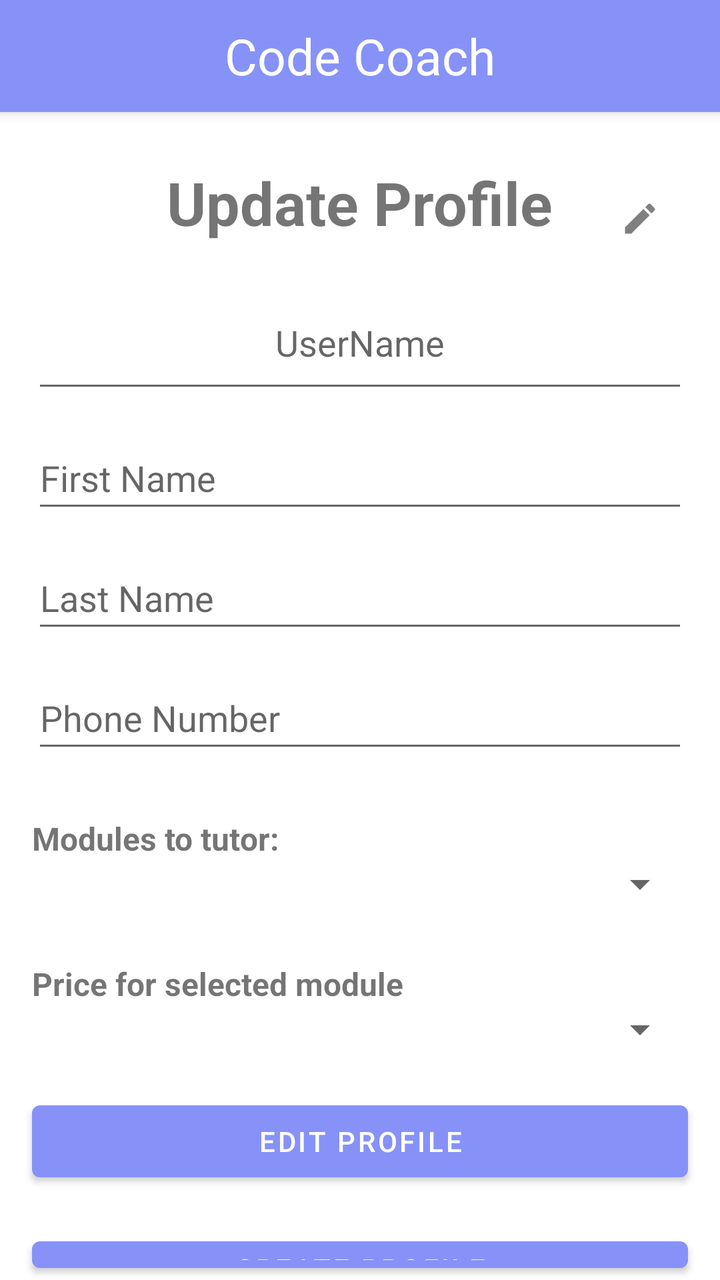
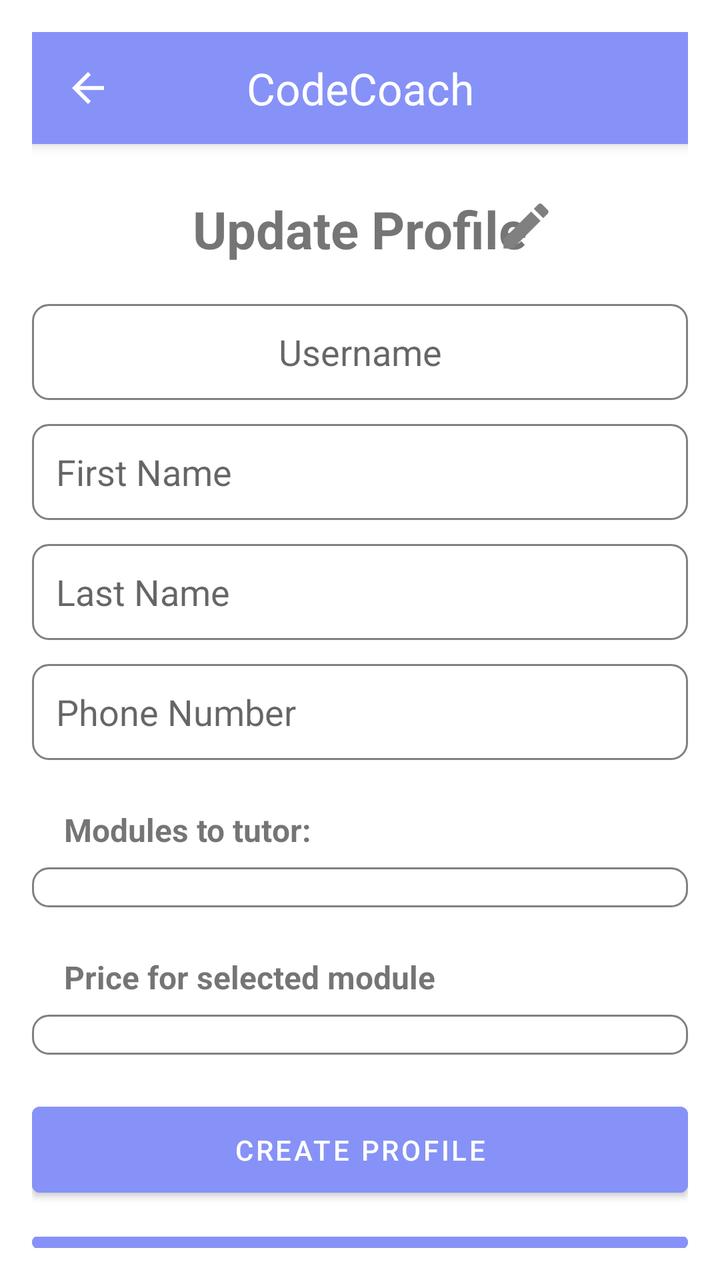

The first picture is an Android layout as it rendered before a commit; the second is the same layout after the commit. The layout source and the unified diff follow.
<!-- AndroidManifest.xml: application theme Theme.CC -->
<!-- res/layout/activity_tutor_profile.xml -->
<RelativeLayout
    xmlns:android="http://schemas.android.com/apk/res/android"
    xmlns:app="http://schemas.android.com/apk/res-auto"
    xmlns:tools="http://schemas.android.com/tools"
    android:id="@+id/main"
    android:layout_width="match_parent"
    android:layout_height="match_parent"
    tools:context=".TutorProfileActivity">

    <androidx.appcompat.widget.Toolbar
        android:id="@+id/topToolbar"
        android:layout_width="match_parent"
        android:layout_height="wrap_content"
        android:background="@color/lavender"
        app:contentInsetStartWithNavigation="0dp"
        android:elevation="4dp"
        android:theme="@style/ThemeOverlay.AppCompat.ActionBar">

        <TextView
            android:id="@+id/toolbarTitle"
            android:layout_width="wrap_content"
            android:layout_height="wrap_content"
            android:layout_gravity="center"
            android:text="Code Coach"
            android:textColor="@color/white"
            android:textSize="25sp"
            android:layout_marginStart="16dp"/>
    </androidx.appcompat.widget.Toolbar>

    <TextView
        android:id="@+id/updateProfileTitle"
        android:layout_width="wrap_content"
        android:layout_height="wrap_content"
        android:layout_below="@id/topToolbar"
        android:layout_centerHorizontal="true"
        android:layout_marginTop="25dp"
        android:text="Update Profile"
        android:textSize="30sp"
        android:textStyle="bold"/>

    <ImageView
        android:id="@+id/editIcon"
        android:layout_width="20dp"
        android:layout_height="wrap_content"
        android:layout_alignParentEnd="true"
        android:layout_marginEnd="30dp"
        android:layout_alignBottom="@id/updateProfileTitle"
        android:src="@drawable/edit"/>

    <EditText
        android:id="@+id/userName"
        android:layout_width="match_parent"
        android:layout_height="60dp"
        android:layout_below="@id/updateProfileTitle"
        android:layout_marginTop="20dp"
        android:layout_marginStart="16dp"
        android:layout_marginEnd="16dp"
        android:hint="UserName"
        android:gravity="center"
        android:padding="10dp" />

    <EditText
        android:id="@+id/editTextFirstName"
        android:layout_width="match_parent"
        android:layout_height="48dp"
        android:layout_below="@id/userName"
        android:layout_marginTop="12dp"
        android:layout_marginStart="16dp"
        android:layout_marginEnd="16dp"
        android:hint="@string/first_name" />

    <EditText
        android:id="@+id/editTextLastName"
        android:layout_width="match_parent"
        android:layout_height="48dp"
        android:layout_below="@id/editTextFirstName"
        android:layout_marginTop="12dp"
        android:layout_marginStart="16dp"
        android:layout_marginEnd="16dp"
        android:hint="@string/last_name" />

    <EditText
        android:id="@+id/editTextPhoneNumber"
        android:layout_width="match_parent"
        android:layout_height="48dp"
        android:layout_below="@id/editTextLastName"
        android:layout_marginTop="12dp"
        android:layout_marginStart="16dp"
        android:layout_marginEnd="16dp"
        android:hint="@string/phone_number" />

    <TextView
        android:id="@+id/modulesText"
        android:layout_width="wrap_content"
        android:layout_height="wrap_content"
        android:layout_below="@id/editTextPhoneNumber"
        android:layout_marginTop="27dp"
        android:layout_marginStart="16dp"
        android:text="@string/modules_to_tutor"
        android:textSize="16sp"
        android:textStyle="bold"/>

    <Spinner
        android:id="@+id/moduleSpinner"
        android:layout_width="match_parent"
        android:layout_height="wrap_content"
        android:layout_below="@id/modulesText"
        android:layout_marginStart="16dp"
        android:layout_marginEnd="16dp" />

    <TextView
        android:id="@+id/pricesText"
        android:layout_width="wrap_content"
        android:layout_height="wrap_content"
        android:layout_below="@id/moduleSpinner"
        android:layout_marginTop="27dp"
        android:layout_marginStart="16dp"
        android:text="Price for selected module"
        android:textSize="16sp"
        android:textStyle="bold"/>

    <Spinner
        android:id="@+id/priceSpinner"
        android:layout_width="match_parent"
        android:layout_height="wrap_content"
        android:layout_below="@id/pricesText"
        android:layout_marginStart="16dp"
        android:layout_marginEnd="16dp" />

    <Button
        android:id="@+id/editProfile"
        android:layout_width="match_parent"
        android:layout_height="wrap_content"
        android:layout_below="@id/priceSpinner"
        android:layout_marginTop="20dp"
        android:layout_marginStart="16dp"
        android:layout_marginEnd="16dp"
        android:text="Edit Profile"/>

    <Button
        android:id="@+id/createProfile"
        android:layout_width="match_parent"
        android:layout_height="wrap_content"
        android:layout_below="@id/editProfile"
        android:layout_marginTop="20dp"
        android:layout_marginStart="16dp"
        android:layout_marginEnd="16dp"
        android:text="Create Profile"/>
</RelativeLayout>
<!-- resources referenced by this layout -->
<resources>
  <color name="lavender">#8692f7</color>
  <color name="white">#FFFFFFFF</color>
  <!-- drawable edit (drawable) -->
  <vector xmlns:android="http://schemas.android.com/apk/res/android" android:height="24dp" android:tint="#808080" android:viewportHeight="24" android:viewportWidth="24" android:width="24dp">
        
      <path android:fillColor="@android:color/white" android:pathData="M3,17.25V21h3.75L17.81,9.94l-3.75,-3.75L3,17.25zM20.71,7.04c0.39,-0.39 0.39,-1.02 0,-1.41l-2.34,-2.34c-0.39,-0.39 -1.02,-0.39 -1.41,0l-1.83,1.83 3.75,3.75 1.83,-1.83z"/>
      
  </vector>
  <string name="first_name">First Name</string>
  <string name="last_name">Last Name</string>
  <string name="modules_to_tutor">Modules to tutor:</string>
  <string name="phone_number">Phone Number</string>
  <style name="Theme.CC" parent="Base.Theme.CC" />
  <style name="Base.Theme.CC" parent="Theme.MaterialComponents.DayNight.NoActionBar">
          
          <item name="colorPrimary">@color/lavender</item>
          <item name="colorPrimaryVariant">@color/lavender</item>
          <item name="colorOnPrimary">@color/white</item>
          
          <item name="colorSecondary">@color/teal_200</item>
          <item name="colorSecondaryVariant">@color/teal_700</item>
          <item name="colorOnSecondary">@color/black</item>
          
          <item name="android:statusBarColor">?attr/colorPrimaryVariant</item>
          
          
      </style>
  <color name="teal_200">#FF03DAC5</color>
  <color name="teal_700">#FF018786</color>
  <color name="black">#FF000000</color>
</resources>

<!-- the commit's change to res/layout/activity_tutor_profile.xml (unified diff, before → after) -->
@@ -5,28 +5,41 @@
     android:id="@+id/main"
     android:layout_width="match_parent"
     android:layout_height="match_parent"
-    tools:context=".TutorProfileActivity">
+    tools:context=".TutorProfileActivity"
+    android:padding="16dp">
 
+    
     <androidx.appcompat.widget.Toolbar
         android:id="@+id/topToolbar"
         android:layout_width="match_parent"
         android:layout_height="wrap_content"
         android:background="@color/lavender"
-        app:contentInsetStartWithNavigation="0dp"
         android:elevation="4dp"
         android:theme="@style/ThemeOverlay.AppCompat.ActionBar">
 
+        
+        <ImageButton
+            android:id="@+id/backButton"
+            android:layout_width="wrap_content"
+            android:layout_height="wrap_content"
+            android:src="@drawable/ic_back"
+            android:background="?attr/selectableItemBackground"
+            android:layout_gravity="start"
+            android:contentDescription="Back" />
+
+        
         <TextView
             android:id="@+id/toolbarTitle"
             android:layout_width="wrap_content"
             android:layout_height="wrap_content"
             android:layout_gravity="center"
-            android:text="Code Coach"
+            android:text="CodeCoach"
             android:textColor="@color/white"
-            android:textSize="25sp"
-            android:layout_marginStart="16dp"/>
+            android:textSize="22sp"
+            android:layout_centerHorizontal="true" />
     </androidx.appcompat.widget.Toolbar>
 
+    
     <TextView
         android:id="@+id/updateProfileTitle"
         android:layout_width="wrap_content"
@@ -35,115 +48,131 @@
         android:layout_centerHorizontal="true"
         android:layout_marginTop="25dp"
         android:text="Update Profile"
-        android:textSize="30sp"
+        android:textSize="26sp"
         android:textStyle="bold"/>
+
+    
+
+    
 
     <ImageView
         android:id="@+id/editIcon"
-        android:layout_width="20dp"
-        android:layout_height="wrap_content"
+        android:layout_width="30dp"
+        android:layout_height="30dp"
+        android:layout_alignBottom="@id/updateProfileTitle"
         android:layout_alignParentEnd="true"
-        android:layout_marginEnd="30dp"
-        android:layout_alignBottom="@id/updateProfileTitle"
-        android:src="@drawable/edit"/>
+        android:layout_marginEnd="66dp"
+        android:layout_marginBottom="4dp"
+        android:src="@drawable/edit" />
 
     <EditText
         android:id="@+id/userName"
         android:layout_width="match_parent"
-        android:layout_height="60dp"
+        android:layout_height="48dp"
         android:layout_below="@id/updateProfileTitle"
         android:layout_marginTop="20dp"
-        android:layout_marginStart="16dp"
-        android:layout_marginEnd="16dp"
-        android:hint="UserName"
-        android:gravity="center"
-        android:padding="10dp" />
+        android:hint="Username"
+        android:padding="12dp"
+        android:background="@drawable/edittext_background"
+        android:gravity="center" />
 
+    
     <EditText
         android:id="@+id/editTextFirstName"
         android:layout_width="match_parent"
         android:layout_height="48dp"
         android:layout_below="@id/userName"
         android:layout_marginTop="12dp"
-        android:layout_marginStart="16dp"
-        android:layout_marginEnd="16dp"
-        android:hint="@string/first_name" />
+        android:hint="@string/first_name"
+        android:padding="12dp"
+        android:background="@drawable/edittext_background" />
 
+    
     <EditText
         android:id="@+id/editTextLastName"
         android:layout_width="match_parent"
         android:layout_height="48dp"
         android:layout_below="@id/editTextFirstName"
         android:layout_marginTop="12dp"
-        android:layout_marginStart="16dp"
-        android:layout_marginEnd="16dp"
-        android:hint="@string/last_name" />
+        android:hint="@string/last_name"
+        android:padding="12dp"
+        android:background="@drawable/edittext_background" />
 
+    
     <EditText
         android:id="@+id/editTextPhoneNumber"
         android:layout_width="match_parent"
         android:layout_height="48dp"
         android:layout_below="@id/editTextLastName"
         android:layout_marginTop="12dp"
-        android:layout_marginStart="16dp"
-        android:layout_marginEnd="16dp"
-        android:hint="@string/phone_number" />
+        android:hint="@string/phone_number"
+        android:padding="12dp"
+        android:background="@drawable/edittext_background" />
 
+    
     <TextView
         android:id="@+id/modulesText"
         android:layout_width="wrap_content"
         android:layout_height="wrap_content"
         android:layout_below="@id/editTextPhoneNumber"
-        android:layout_marginTop="27dp"
+        android:layout_marginTop="24dp"
         android:layout_marginStart="16dp"
         android:text="@string/modules_to_tutor"
         android:textSize="16sp"
         android:textStyle="bold"/>
 
+    
     <Spinner
         android:id="@+id/moduleSpinner"
         android:layout_width="match_parent"
         android:layout_height="wrap_content"
         android:layout_below="@id/modulesText"
-        android:layout_marginStart="16dp"
-        android:layout_marginEnd="16dp" />
+        android:layout_marginTop="8dp"
+        android:background="@drawable/spinner_background"/>
 
+    
     <TextView
         android:id="@+id/pricesText"
         android:layout_width="wrap_content"
         android:layout_height="wrap_content"
         android:layout_below="@id/moduleSpinner"
-        android:layout_marginTop="27dp"
+        android:layout_marginTop="24dp"
         android:layout_marginStart="16dp"
         android:text="Price for selected module"
         android:textSize="16sp"
         android:textStyle="bold"/>
 
+    
     <Spinner
         android:id="@+id/priceSpinner"
         android:layout_width="match_parent"
         android:layout_height="wrap_content"
         android:layout_below="@id/pricesText"
-        android:layout_marginStart="16dp"
-        android:layout_marginEnd="16dp" />
+        android:layout_marginTop="8dp"
+        android:background="@drawable/spinner_background"/>
 
+    
+    <Button
+        android:id="@+id/createProfile"
+        android:layout_width="match_parent"
+        android:layout_height="wrap_content"
+        android:layout_below="@id/priceSpinner"
+        android:layout_marginTop="20dp"
+        android:backgroundTint="@color/lavender"
+        android:textColor="@android:color/white"
+        android:padding="12dp"
+        android:text="Create Profile"/>
+
+    
     <Button
         android:id="@+id/editProfile"
         android:layout_width="match_parent"
         android:layout_height="wrap_content"
-        android:layout_below="@id/priceSpinner"
-        android:layout_marginTop="20dp"
-        android:layout_marginStart="16dp"
-        android:layout_marginEnd="16dp"
+        android:layout_below="@id/createProfile"
+        android:layout_marginTop="16dp"
+        android:backgroundTint="@color/lavender"
+        android:textColor="@android:color/white"
+        android:padding="12dp"
         android:text="Edit Profile"/>
 
-    <Button
-        android:id="@+id/createProfile"
-        android:layout_width="match_parent"
-        android:layout_height="wrap_content"
-        android:layout_below="@id/editProfile"
-        android:layout_marginTop="20dp"
-        android:layout_marginStart="16dp"
-        android:layout_marginEnd="16dp"
-        android:text="Create Profile"/>
 </RelativeLayout>
<!-- resource entries referenced after the edit -->
@@ -8,11 +8,44 @@
       <path android:fillColor="@android:color/white" android:pathData="M3,17.25V21h3.75L17.81,9.94l-3.75,-3.75L3,17.25zM20.71,7.04c0.39,-0.39 0.39,-1.02 0,-1.41l-2.34,-2.34c-0.39,-0.39 -1.02,-0.39 -1.41,0l-1.83,1.83 3.75,3.75 1.83,-1.83z"/>
       
   </vector>
+  <!-- drawable edittext_background (drawable) -->
+  <shape xmlns:android="http://schemas.android.com/apk/res/android">
+      <solid android:color="@android:color/white"/>
+      <corners android:radius="8dp"/>
+      <stroke
+          android:width="1dp"
+          android:color="@color/grey"/>
+      <padding
+          android:left="10dp"
+          android:top="10dp"
+          android:right="10dp"
+          android:bottom="10dp"/>
+  </shape>
+  <!-- drawable ic_back (drawable) -->
+  <vector xmlns:android="http://schemas.android.com/apk/res/android" android:autoMirrored="true" android:height="24dp" android:tint="#FFFFFF" android:viewportHeight="24" android:viewportWidth="24" android:width="24dp">
+        
+      <path android:fillColor="@android:color/white" android:pathData="M20,11H7.83l5.59,-5.59L12,4l-8,8 8,8 1.41,-1.41L7.83,13H20v-2z"/>
+      
+  </vector>
+  <!-- drawable spinner_background (drawable) -->
+  <shape xmlns:android="http://schemas.android.com/apk/res/android">
+      <solid android:color="@android:color/white"/>
+      <corners android:radius="8dp"/>
+      <stroke
+          android:width="1dp"
+          android:color="@color/grey"/>
+      <padding
+          android:left="10dp"
+          android:top="10dp"
+          android:right="10dp"
+          android:bottom="10dp"/>
+  </shape>
   <string name="first_name">First Name</string>
   <string name="last_name">Last Name</string>
   <string name="modules_to_tutor">Modules to tutor:</string>
   <string name="phone_number">Phone Number</string>
   <style name="Theme.CC" parent="Base.Theme.CC" />
+  <color name="grey">#808080</color>
   <style name="Base.Theme.CC" parent="Theme.MaterialComponents.DayNight.NoActionBar">
           
           <item name="colorPrimary">@color/lavender</item>
